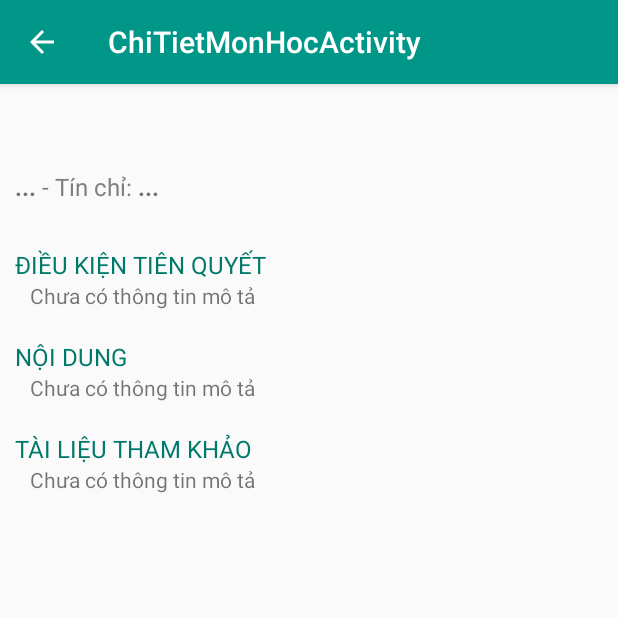
After one commit to duytung1009/NCKH2016, an Android app: the ChiTietMonHocActivity screen opened directly, with no data from a screen before it, on a phone screen of 412 x 824 dp, the top half of it. The commit adds this screen. Run offline under Robolectric (Android 15) with nearby library versions, the phone set to English and light mode, and no system bars; network calls fail; 1 statement that could not run was skipped.

Commit message:
25-2-2016

```diff
--- /dev/null
+++ b/app/src/main/java/com/nckh2016/vuduytung/nckh2016/ChiTietMonHocActivity.java
@@ -0,0 +1,53 @@
+package com.nckh2016.vuduytung.nckh2016;
+
+import android.os.Bundle;
+import android.support.v7.app.ActionBar;
+import android.support.v7.app.AppCompatActivity;
+import android.support.v7.widget.Toolbar;
+import android.util.Log;
+import android.widget.TextView;
+
+import com.nckh2016.vuduytung.nckh2016.Data.ObjectMonHoc;
+import com.nckh2016.vuduytung.nckh2016.Data.SQLiteDataController;
+
+import java.io.IOException;
+
+public class ChiTietMonHocActivity extends AppCompatActivity {
+    TextView txtMaMonHoc, txtTenMonHoc, txtTinChi, txtDieuKien, txtNoiDung, txtTaiLieu;
+
+    @Override
+    protected void onCreate(Bundle savedInstanceState) {
+        super.onCreate(savedInstanceState);
+        setContentView(R.layout.activity_chi_tiet_mon_hoc);
+        Toolbar toolbar = (Toolbar) findViewById(R.id.toolbar);
+        setSupportActionBar(toolbar);
+        getSupportActionBar().setDisplayHomeAsUpEnabled(true);
+
+        txtMaMonHoc = (TextView) findViewById(R.id.txtMaMonHoc);
+        txtTenMonHoc = (TextView) findViewById(R.id.txtTenMonHoc);
+        txtTinChi = (TextView) findViewById(R.id.txtTinChi);
+        txtDieuKien = (TextView) findViewById(R.id.txtDieuKien);
+        txtNoiDung = (TextView) findViewById(R.id.txtNoiDung);
+        txtTaiLieu = (TextView) findViewById(R.id.txtTaiLieu);
+        Bundle mBundle = getIntent().getBundleExtra("MaMonHoc");
+        SQLiteDataController data = new SQLiteDataController(this);
+        try{
+            data.isCreatedDatabase();
+        }
+        catch (IOException e){
+            Log.e("tag", e.getMessage());
+        }
+        if(mBundle.getString("mamh")!=null && mBundle.getString("mamh").isEmpty() == false){
+            ObjectMonHoc mMonHoc = (ObjectMonHoc)data.getMonHoc(mBundle.getString("mamh")).get(0);
+            ActionBar ab = getSupportActionBar();
+            ab.setTitle("Chi tiết môn học");
+            //ab.setSubtitle(mMonHoc.getMamh());
+            txtMaMonHoc.setText(mMonHoc.getMamh());
+            txtTenMonHoc.setText(mMonHoc.getTenmh());
+            txtTinChi.setText(mMonHoc.getTinchi());
+            txtDieuKien.setText(mMonHoc.getDieukien());
+            txtNoiDung.setText(mMonHoc.getNoidung());
+            txtTaiLieu.setText(mMonHoc.getTailieu());
+        }
+    }
+}
--- /dev/null
+++ b/app/src/main/res/layout/activity_chi_tiet_mon_hoc.xml
@@ -0,0 +1,26 @@
+<?xml version="1.0" encoding="utf-8"?>
+<android.support.design.widget.CoordinatorLayout xmlns:android="http://schemas.android.com/apk/res/android"
+    xmlns:app="http://schemas.android.com/apk/res-auto"
+    xmlns:tools="http://schemas.android.com/tools"
+    android:layout_width="match_parent"
+    android:layout_height="match_parent"
+    android:fitsSystemWindows="true"
+    tools:context="com.nckh2016.vuduytung.nckh2016.ChiTietMonHocActivity">
+
+    <android.support.design.widget.AppBarLayout
+        android:layout_width="match_parent"
+        android:layout_height="wrap_content"
+        android:theme="@style/AppTheme.AppBarOverlay">
+
+        <android.support.v7.widget.Toolbar
+            android:id="@+id/toolbar"
+            android:layout_width="match_parent"
+            android:layout_height="?attr/actionBarSize"
+            android:background="?attr/colorPrimary"
+            app:popupTheme="@style/AppTheme.PopupOverlay" />
+
+    </android.support.design.widget.AppBarLayout>
+
+    <include layout="@layout/content_chi_tiet_mon_hoc" />
+
+</android.support.design.widget.CoordinatorLayout>
--- /dev/null
+++ b/app/src/main/res/layout/content_chi_tiet_mon_hoc.xml
@@ -0,0 +1,133 @@
+<?xml version="1.0" encoding="utf-8"?>
+<LinearLayout xmlns:android="http://schemas.android.com/apk/res/android"
+    xmlns:app="http://schemas.android.com/apk/res-auto"
+    xmlns:tools="http://schemas.android.com/tools"
+    android:layout_width="match_parent"
+    android:layout_height="match_parent"
+    android:orientation="vertical"
+    app:layout_behavior="@string/appbar_scrolling_view_behavior"
+    tools:context="com.nckh2016.vuduytung.nckh2016.ChiTietMonHocActivity"
+    tools:showIn="@layout/activity_chi_tiet_mon_hoc">
+    <ScrollView
+        android:layout_width="fill_parent"
+        android:layout_height="fill_parent" >
+
+        <LinearLayout
+            android:layout_width="match_parent"
+            android:layout_height="wrap_content"
+            android:focusable="true"
+            android:focusableInTouchMode="true"
+            android:orientation="vertical" >
+
+            <TextView
+                android:id="@+id/txtTenMonHoc"
+                android:layout_width="match_parent"
+                android:layout_height="wrap_content"
+                android:padding="10dp"
+                android:singleLine="false"
+                android:textSize="20sp"
+                android:fontFamily="sans-serif-light"
+                android:textColor="@android:color/black"/>
+
+            <LinearLayout
+                android:layout_width="match_parent"
+                android:layout_height="wrap_content"
+                android:orientation="horizontal" >
+
+                <TextView
+                    android:id="@+id/txtMaMonHoc"
+                    android:layout_width="wrap_content"
+                    android:layout_height="wrap_content"
+                    android:paddingTop="10dp"
+                    android:paddingBottom="10dp"
+                    android:paddingLeft="10dp"
+                    android:singleLine="true"
+                    android:text="..."
+                    android:textSize="16sp"
+                    android:textStyle="bold"/>
+
+                <TextView
+                    android:layout_width="wrap_content"
+                    android:layout_height="wrap_content"
+                    android:paddingTop="10dp"
+                    android:paddingBottom="10dp"
+                    android:singleLine="true"
+                    android:text=" - Tín chỉ: "
+                    android:textSize="16sp"
+                    android:textColor="@android:color/tertiary_text_dark" />
+
+                <TextView
+                    android:id="@+id/txtTinChi"
+                    android:layout_width="wrap_content"
+                    android:layout_height="wrap_content"
+                    android:paddingTop="10dp"
+                    android:paddingBottom="10dp"
+                    android:singleLine="true"
+                    android:text="..."
+                    android:textSize="16sp"
+                    android:textStyle="bold"/>
+            </LinearLayout>
+
+            <TextView
+                android:layout_width="match_parent"
+                android:layout_height="wrap_content"
+                android:paddingTop="20dp"
+                android:paddingLeft="10dp"
+                android:singleLine="true"
+                android:text="ĐIỀU KIỆN TIÊN QUYẾT"
+                android:textSize="16sp"
+                android:textColor="@color/colorPrimaryDark"/>
+
+            <TextView
+                android:id="@+id/txtDieuKien"
+                android:layout_width="wrap_content"
+                android:layout_height="wrap_content"
+                android:paddingLeft="20dp"
+                android:paddingRight="20dp"
+                android:singleLine="false"
+                android:text="@string/khong"
+                android:textSize="14sp" />
+
+            <TextView
+                android:layout_width="match_parent"
+                android:layout_height="wrap_content"
+                android:paddingTop="20dp"
+                android:paddingLeft="10dp"
+                android:singleLine="true"
+                android:text="NỘI DUNG"
+                android:textSize="16sp"
+                android:textColor="@color/colorPrimaryDark"/>
+
+            <TextView
+                android:id="@+id/txtNoiDung"
+                android:layout_width="wrap_content"
+                android:layout_height="wrap_content"
+                android:paddingLeft="20dp"
+                android:paddingRight="20dp"
+                android:singleLine="false"
+                android:text="@string/khong"
+                android:textSize="14sp" />
+
+            <TextView
+                android:layout_width="match_parent"
+                android:layout_height="wrap_content"
+                android:paddingTop="20dp"
+                android:paddingLeft="10dp"
+                android:singleLine="true"
+                android:text="TÀI LIỆU THAM KHẢO"
+                android:textSize="16sp"
+                android:textColor="@color/colorPrimaryDark"/>
+
+            <TextView
+                android:id="@+id/txtTaiLieu"
+                android:layout_width="wrap_content"
+                android:layout_height="wrap_content"
+                android:paddingLeft="20dp"
+                android:paddingRight="20dp"
+                android:singleLine="false"
+                android:text="@string/khong"
+                android:textSize="14sp" />
+
+        </LinearLayout>
+    </ScrollView>
+</LinearLayout>
--- a/app/src/main/res/layout/fragment_fragment_nguoi_dung.xml
+++ b/app/src/main/res/layout/fragment_fragment_nguoi_dung.xml
@@ -60,7 +60,7 @@
                     android:layout_weight="2"
                     android:gravity="center"
                     android:singleLine="true"
-                    android:text="@string/test"/>
+                    android:text="@string/btn_kehoachhoctap"/>
             </LinearLayout>
 
         </LinearLayout>
--- a/app/src/main/res/values/strings.xml
+++ b/app/src/main/res/values/strings.xml
@@ -18,9 +18,14 @@
     <string name="title_activity_thong_tin_ca_nhan">Thông tin cá nhân</string>
 
     <string name="btn_thongtincanhan">thông tin cá nhân</string>
+    <string name="btn_kehoachhoctap">kế hoạch học tập</string>
 
     <string name="test">test</string>
 
     <string name="title_activity_tao_tai_khoan">TaoTaiKhoanActivity</string>
+    <string name="title_activity_ke_hoach_hoc_tap">KeHoachHocTapActivity</string>
+    <string name="title_activity_chi_tiet_mon_hoc">ChiTietMonHocActivity</string>
+
+    <string name="khong">Chưa có thông tin mô tả</string>
 
 </resources>
--- a/app/src/main/res/values/styles.xml
+++ b/app/src/main/res/values/styles.xml
@@ -23,6 +23,11 @@
         <item name="android:textColor">@android:color/black</item>
     </style>
 
+    <style name="bigText">
+        <item name="android:fontFamily">sans-serif-light</item>
+        <item name="android:textSize">20sp</item>
+    </style>
+
     <style name="normalText">
         <item name="android:fontFamily">sans-serif</item>
         <item name="android:textSize">16sp</item>
```
Also changed, not shown: app/src/main/AndroidManifest.xml (+18 -0 lines), app/src/main/java/com/nckh2016/vuduytung/nckh2016/FragmentNguoiDung.java (+8 -2 lines), app/src/main/java/com/nckh2016/vuduytung/nckh2016/FragmentNienGiam.java (+15 -1 lines), app/src/main/java/com/nckh2016/vuduytung/nckh2016/KeHoachHocTapActivity.java (added, +18 -0 lines), app/src/main/java/com/nckh2016/vuduytung/nckh2016/KeHoachHocTapActivityFragment.java (added, +59 -0 lines), app/src/main/res/layout/activity_ke_hoach_hoc_tap.xml (added, +26 -0 lines), app/src/main/res/layout/content_ke_hoach_hoc_tap.xml (added, +9 -0 lines), app/src/main/res/layout/fragment_ke_hoach_hoc_tap.xml (added, +34 -0 lines), app/src/main/res/layout/fragment_tao_tai_khoan_1.xml (+28 -20 lines), app/src/main/res/layout/item_namhoc.xml (added, +11 -0 lines), app/src/main/res/layout/list_item_monhoc_2.xml (added, +75 -0 lines), app/src/main/res/menu/menu_ke_hoach_hoc_tap.xml (added, +10 -0 lines).
